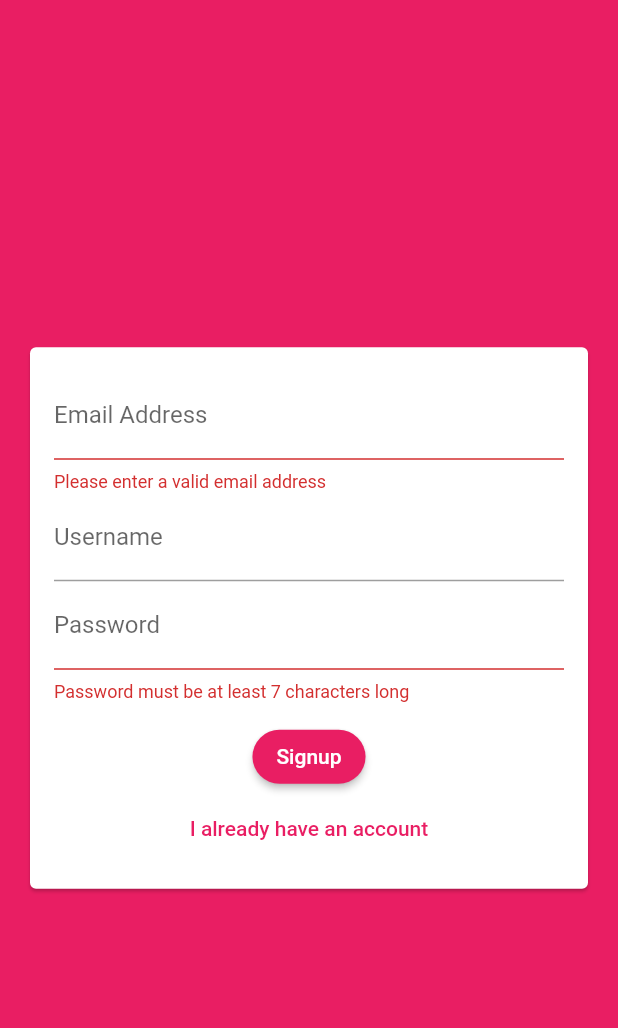
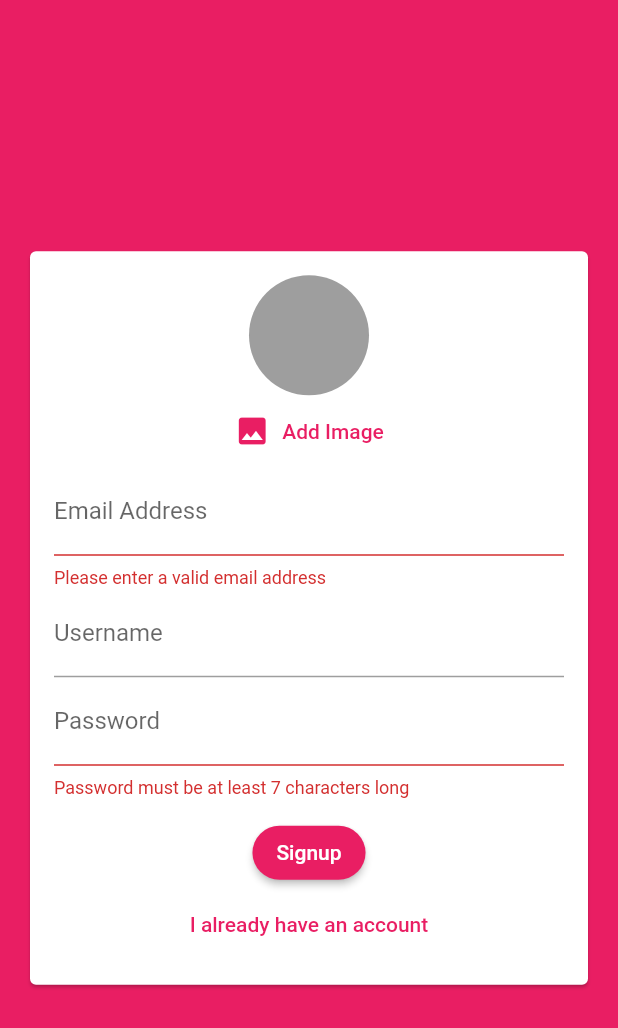
Before and after one commit to Manuelkpatsu/the_messenger, a Flutter app: the screen it shows after launch, after a tap on "Login", after a tap on "Create new account", on a phone screen of 412 x 824 dp. Shown: the top 1028 px of the screen. Run offline on Flutter 3.47's test engine with Material 2 defaults, Android fonts, the phone set to English and light mode, and no system bars; our stand-ins replace cloud_firestore, firebase_auth, firebase_core, image_picker; accounts and stored records are empty.

Commit message:
Add image upload

```diff
--- a/lib/widgets/auth/auth_form.dart
+++ b/lib/widgets/auth/auth_form.dart
@@ -1,4 +1,6 @@
 import 'package:flutter/material.dart';
+
+import '../pickers/user_image_picker.dart';
 
 class AuthForm extends StatefulWidget {
   final void Function(
@@ -52,6 +54,8 @@ class _AuthFormState extends State<AuthForm> {
               child: Column(
                 mainAxisSize: MainAxisSize.min,
                 children: [
+                  if (!_isLogin)
+                    UserImagePicker(),
                   TextFormField(
                     key: ValueKey('email'),
                     validator: (value) {
--- /dev/null
+++ b/lib/widgets/pickers/user_image_picker.dart
@@ -0,0 +1,44 @@
+import 'dart:io';
+
+import 'package:flutter/material.dart';
+import 'package:image_picker/image_picker.dart';
+
+class UserImagePicker extends StatefulWidget {
+  @override
+  _UserImagePickerState createState() => _UserImagePickerState();
+}
+
+class _UserImagePickerState extends State<UserImagePicker> {
+  File _pickedImage;
+
+  void _pickImage() async {
+    final picker = ImagePicker();
+    final pickedImage = await picker.getImage(source: ImageSource.camera);
+    final pickedImageFile = File(pickedImage.path);
+
+    setState(() {
+      _pickedImage = pickedImageFile;
+    });
+  }
+
+  @override
+  Widget build(BuildContext context) {
+    return Column(
+      children: [
+        CircleAvatar(
+          radius: 40,
+          backgroundColor: Colors.grey,
+          backgroundImage: _pickedImage != null ? FileImage(_pickedImage) : null,
+        ),
+        TextButton.icon(
+          style: TextButton.styleFrom(
+            primary: Theme.of(context).primaryColor,
+          ),
+          onPressed: _pickImage,
+          icon: Icon(Icons.image),
+          label: Text('Add Image'),
+        ),
+      ],
+    );
+  }
+}
--- a/pubspec.yaml
+++ b/pubspec.yaml
@@ -26,7 +26,7 @@ dependencies:
   cloud_firestore: ^2.2.2
   firebase_core: ^1.3.0
   firebase_auth: ^1.4.1
-
+  image_picker: ^0.8.0+4
 
   # The following adds the Cupertino Icons font to your application.
   # Use with the CupertinoIcons class for iOS style icons.
```
Also changed, not shown: pubspec.lock, 1 other file.
